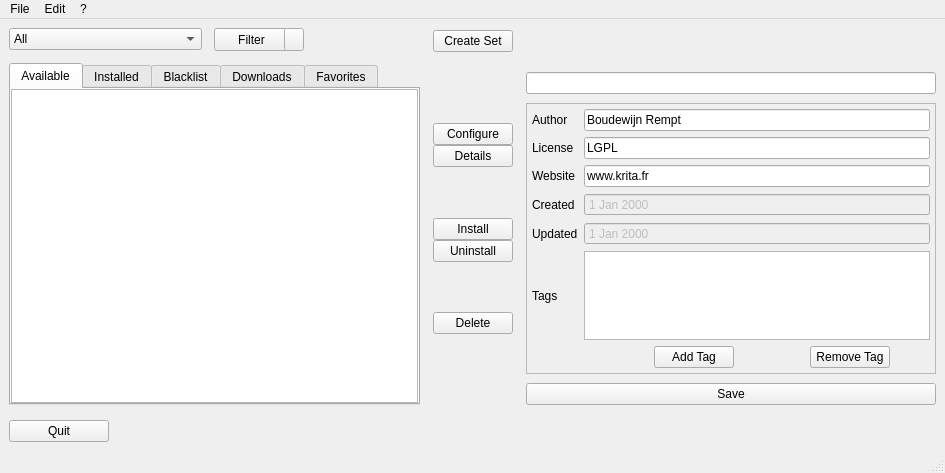
Above: krita/plugins/paintops/resourcemanager/KoResourceManagerWidget.ui from KDE/krita before the change. Below: the same form after it.
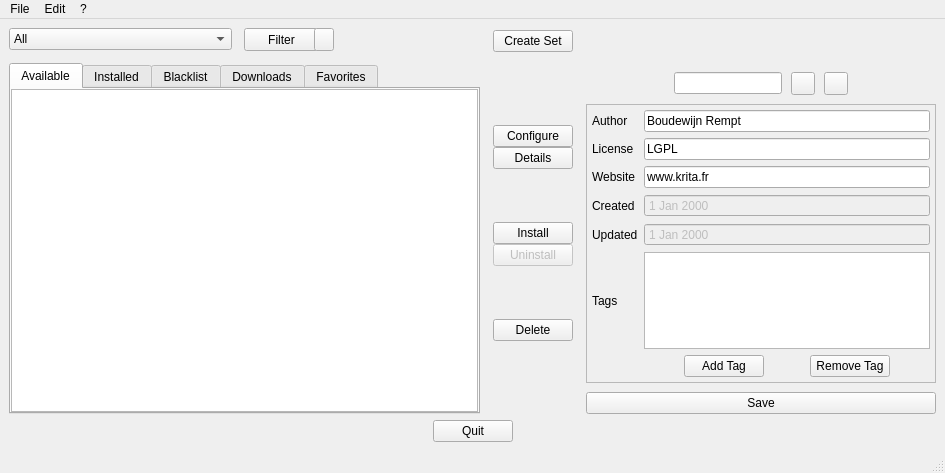
That is the form after the change.

Commit message: Updating Resource Manager including Unit Tests and Bundle Creation Interface

```diff
--- a/krita/plugins/paintops/resourcemanager/KoResourceManagerWidget.ui
+++ b/krita/plugins/paintops/resourcemanager/KoResourceManagerWidget.ui
@@ -15,9 +15,6 @@
   </property>
   <widget class="QWidget" name="centralwidget">
    <layout class="QVBoxLayout" name="verticalLayout_4">
-    <property name="spacing">
-     <number>15</number>
-    </property>
     <item>
      <layout class="QHBoxLayout" name="horizontalLayout_2">
       <property name="spacing">
@@ -191,6 +188,9 @@
               <attribute name="verticalHeaderVisible">
                <bool>false</bool>
               </attribute>
+              <attribute name="verticalHeaderMinimumSectionSize">
+               <number>17</number>
+              </attribute>
              </widget>
             </item>
            </layout>
@@ -461,6 +461,9 @@
           </item>
           <item>
            <widget class="QPushButton" name="pushButton_8">
+            <property name="enabled">
+             <bool>false</bool>
+            </property>
             <property name="text">
              <string>Uninstall</string>
             </property>
@@ -537,6 +540,12 @@
       </item>
       <item>
        <widget class="QWidget" name="widget_2" native="true">
+        <property name="sizePolicy">
+         <sizepolicy hsizetype="Maximum" vsizetype="Maximum">
+          <horstretch>0</horstretch>
+          <verstretch>0</verstretch>
+         </sizepolicy>
+        </property>
         <layout class="QVBoxLayout" name="verticalLayout_10">
          <property name="spacing">
           <number>9</number>
@@ -617,9 +626,52 @@
          </item>
          <item>
           <layout class="QHBoxLayout" name="horizontalLayout_4">
+           <item>
+            <spacer name="horizontalSpacer_12">
+             <property name="orientation">
+              <enum>Qt::Horizontal</enum>
+             </property>
+             <property name="sizeHint" stdset="0">
+              <size>
+               <width>40</width>
+               <height>20</height>
+              </size>
+             </property>
+            </spacer>
+           </item>
            <item>
             <widget class="QLineEdit" name="lineEdit_5"/>
            </item>
+           <item>
+            <widget class="QToolButton" name="toolButton">
+             <property name="text">
+              <string/>
+             </property>
+             <property name="arrowType">
+              <enum>Qt::NoArrow</enum>
+             </property>
+            </widget>
+           </item>
+           <item>
+            <widget class="QToolButton" name="toolButton_2">
+             <property name="text">
+              <string/>
+             </property>
+            </widget>
+           </item>
+           <item>
+            <spacer name="horizontalSpacer_11">
+             <property name="orientation">
+              <enum>Qt::Horizontal</enum>
+             </property>
+             <property name="sizeHint" stdset="0">
+              <size>
+               <width>40</width>
+               <height>20</height>
+              </size>
+             </property>
+            </spacer>
+           </item>
           </layout>
          </item>
          <item>
@@ -632,7 +684,7 @@
              <rect>
               <x>0</x>
               <y>0</y>
-              <width>391</width>
+              <width>361</width>
               <height>258</height>
              </rect>
             </property>
@@ -834,17 +886,47 @@
      </layout>
     </item>
     <item>
-     <widget class="QPushButton" name="pushButton_3">
-      <property name="maximumSize">
-       <size>
-        <width>100</width>
-        <height>23</height>
-       </size>
-      </property>
-      <property name="text">
-       <string>Quit</string>
-      </property>
-     </widget>
+     <layout class="QHBoxLayout" name="horizontalLayout_5">
+      <item>
+       <spacer name="horizontalSpacer_13">
+        <property name="orientation">
+         <enum>Qt::Horizontal</enum>
+        </property>
+        <property name="sizeHint" stdset="0">
+         <size>
+          <width>40</width>
+          <height>20</height>
+         </size>
+        </property>
+       </spacer>
+      </item>
+      <item>
+       <widget class="QPushButton" name="pushButton_3">
+        <property name="maximumSize">
+         <size>
+          <width>100</width>
+          <height>23</height>
+         </size>
+        </property>
+        <property name="text">
+         <string>Quit</string>
+        </property>
+       </widget>
+      </item>
+      <item>
+       <spacer name="horizontalSpacer_14">
+        <property name="orientation">
+         <enum>Qt::Horizontal</enum>
+        </property>
+        <property name="sizeHint" stdset="0">
+         <size>
+          <width>40</width>
+          <height>20</height>
+         </size>
+        </property>
+       </spacer>
+      </item>
+     </layout>
     </item>
    </layout>
   </widget>
```
Left out of the diff: 16 changed lines with no effect on the pictures. The commit also changes 22 other files.
